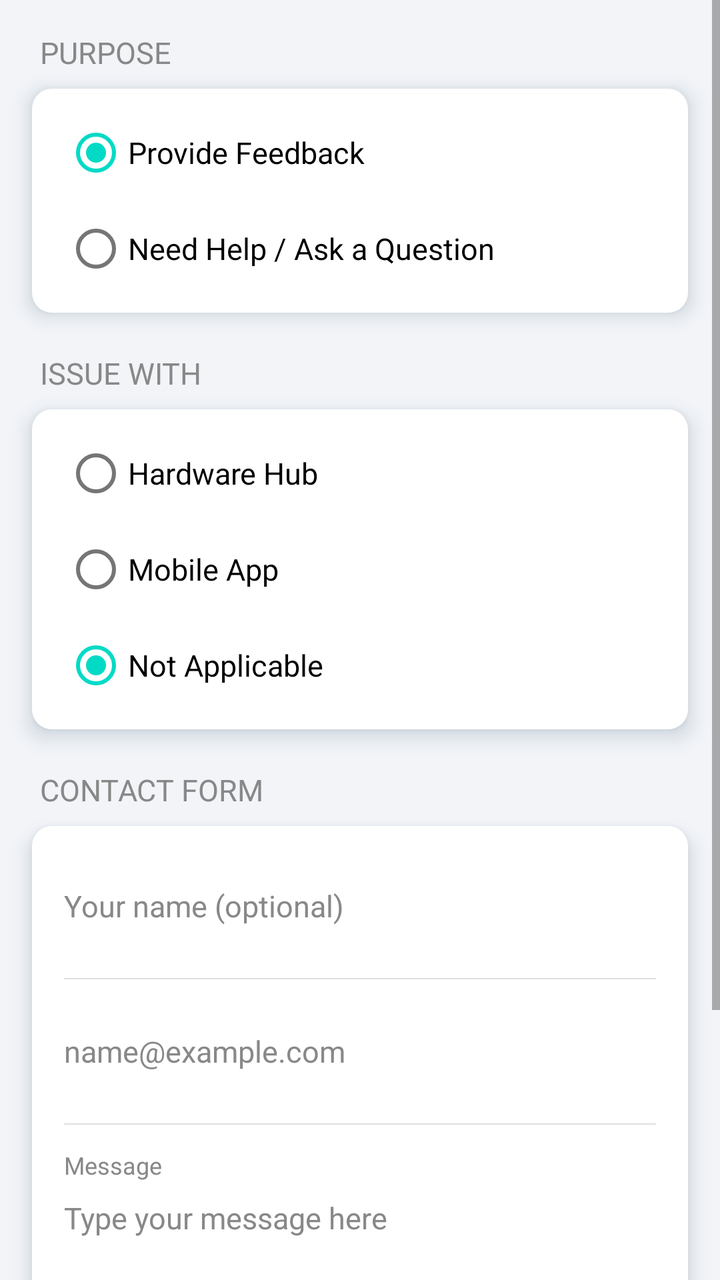
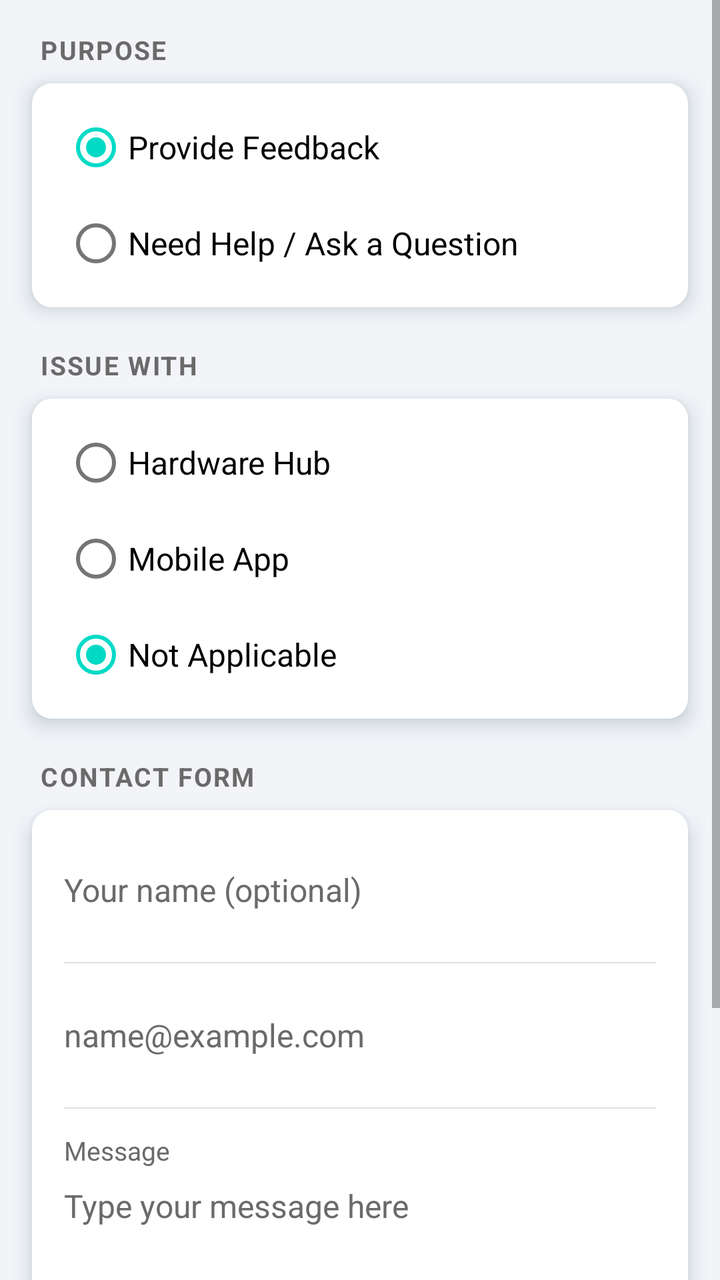

Compare the two renders of this Android layout. The source of the first and the diff that turns it into the second are given below.
<!-- AndroidManifest.xml: application theme Theme.AquaSense -->
<!-- res/layout/fragment_contact_form.xml -->
<?xml version="1.0" encoding="utf-8"?>
<ScrollView xmlns:android="http://schemas.android.com/apk/res/android"
    xmlns:app="http://schemas.android.com/apk/res-auto"
    android:layout_width="match_parent"
    android:layout_height="match_parent"
    android:fillViewport="true">

    <LinearLayout
        android:layout_width="match_parent"
        android:layout_height="wrap_content"
        android:clipToPadding="false"
        android:orientation="vertical"
        android:padding="16dp">

        <TextView
            android:layout_width="wrap_content"
            android:layout_height="wrap_content"
            android:layout_marginBottom="8dp"
            android:layout_marginStart="4dp"
            android:text="@string/contact_purpose"
            android:textAllCaps="true"
            android:textColor="@color/text_secondary"
            android:textSize="15sp" />

        <LinearLayout
            android:layout_width="match_parent"
            android:layout_height="wrap_content"
            android:layout_marginBottom="20dp"
            android:background="@drawable/bg_settings_card"
            style="@style/Widget.AquaSense.Card"
            android:orientation="vertical"
            android:paddingStart="16dp"
            android:paddingEnd="16dp"
            android:paddingTop="8dp"
            android:paddingBottom="8dp">

            <RadioGroup
                android:id="@+id/rgContactPurpose"
                android:layout_width="match_parent"
                android:layout_height="wrap_content"
                android:orientation="vertical">

                <RadioButton
                    android:id="@+id/rbContactFeedback"
                    android:layout_width="match_parent"
                    android:layout_height="wrap_content"
                    android:checked="true"
                    android:gravity="center_vertical"
                    android:minHeight="48dp"
                    android:text="@string/contact_purpose_feedback"
                    android:textColor="@color/text_primary"
                    android:textSize="15sp" />

                <RadioButton
                    android:id="@+id/rbContactSupport"
                    android:layout_width="match_parent"
                    android:layout_height="wrap_content"
                    android:gravity="center_vertical"
                    android:minHeight="48dp"
                    android:text="@string/contact_purpose_support"
                    android:textColor="@color/text_primary"
                    android:textSize="15sp" />

            </RadioGroup>

        </LinearLayout>

        <TextView
            android:layout_width="wrap_content"
            android:layout_height="wrap_content"
            android:layout_marginBottom="8dp"
            android:layout_marginStart="4dp"
            android:text="@string/contact_issue_with"
            android:textAllCaps="true"
            android:textColor="@color/text_secondary"
            android:textSize="15sp" />

        <LinearLayout
            android:layout_width="match_parent"
            android:layout_height="wrap_content"
            android:layout_marginBottom="20dp"
            android:background="@drawable/bg_settings_card"
            style="@style/Widget.AquaSense.Card"
            android:orientation="vertical"
            android:paddingStart="16dp"
            android:paddingEnd="16dp"
            android:paddingTop="8dp"
            android:paddingBottom="8dp">

            <RadioGroup
                android:id="@+id/rgContactIssue"
                android:layout_width="match_parent"
                android:layout_height="wrap_content"
                android:orientation="vertical">

                <RadioButton
                    android:id="@+id/rbIssueHardware"
                    android:layout_width="match_parent"
                    android:layout_height="wrap_content"
                    android:gravity="center_vertical"
                    android:minHeight="48dp"
                    android:text="@string/contact_issue_hardware"
                    android:textColor="@color/text_primary"
                    android:textSize="15sp" />

                <RadioButton
                    android:id="@+id/rbIssueApp"
                    android:layout_width="match_parent"
                    android:layout_height="wrap_content"
                    android:gravity="center_vertical"
                    android:minHeight="48dp"
                    android:text="@string/contact_issue_app"
                    android:textColor="@color/text_primary"
                    android:textSize="15sp" />

                <RadioButton
                    android:id="@+id/rbIssueNa"
                    android:layout_width="match_parent"
                    android:layout_height="wrap_content"
                    android:checked="true"
                    android:gravity="center_vertical"
                    android:minHeight="48dp"
                    android:text="@string/contact_issue_na"
                    android:textColor="@color/text_primary"
                    android:textSize="15sp" />

            </RadioGroup>

        </LinearLayout>

        <TextView
            android:layout_width="wrap_content"
            android:layout_height="wrap_content"
            android:layout_marginBottom="8dp"
            android:layout_marginStart="4dp"
            android:text="@string/contact_form"
            android:textAllCaps="true"
            android:textColor="@color/text_secondary"
            android:textSize="15sp" />

        <LinearLayout
            android:layout_width="match_parent"
            android:layout_height="wrap_content"
            android:layout_marginBottom="20dp"
            android:background="@drawable/bg_settings_card"
            style="@style/Widget.AquaSense.Card"
            android:orientation="vertical"
            android:padding="16dp">

            <EditText
                android:id="@+id/etContactName"
                android:layout_width="match_parent"
                android:layout_height="wrap_content"
                android:layout_marginBottom="12dp"
                android:background="@android:color/transparent"
                android:hint="@string/contact_name"
                android:importantForAutofill="no"
                android:inputType="textPersonName"
                android:maxLength="100"
                android:minHeight="48dp"
                android:textColor="@color/text_primary"
                android:textColorHint="@color/text_secondary"
                android:textSize="15sp" />

            <View
                android:layout_width="match_parent"
                android:layout_height="0.5dp"
                android:layout_marginBottom="12dp"
                android:background="@color/divider" />

            <EditText
                android:id="@+id/etContactEmail"
                android:layout_width="match_parent"
                android:layout_height="wrap_content"
                android:layout_marginBottom="12dp"
                android:background="@android:color/transparent"
                android:hint="@string/email_hint"
                android:importantForAutofill="no"
                android:inputType="textEmailAddress"
                android:maxLength="100"
                android:minHeight="48dp"
                android:textColor="@color/text_primary"
                android:textColorHint="@color/text_secondary"
                android:textSize="15sp" />

            <View
                android:layout_width="match_parent"
                android:layout_height="0.5dp"
                android:layout_marginBottom="12dp"
                android:background="@color/divider" />

            <TextView
                android:layout_width="wrap_content"
                android:layout_height="wrap_content"
                android:layout_marginBottom="8dp"
                android:text="@string/contact_message"
                android:textColor="@color/text_secondary"
                android:textSize="12sp" />

            <EditText
                android:id="@+id/etContactMessage"
                android:layout_width="match_parent"
                android:layout_height="wrap_content"
                android:background="@android:color/transparent"
                android:gravity="top|start"
                android:hint="@string/contact_message_hint"
                android:importantForAutofill="no"
                android:inputType="textMultiLine|textCapSentences"
                android:minLines="6"
                android:textColor="@color/text_primary"
                android:textColorHint="@color/text_secondary"
                android:textSize="15sp" />

        </LinearLayout>

        <com.google.android.material.button.MaterialButton
            android:id="@+id/btnSendContact"
            android:layout_width="match_parent"
            android:layout_height="52dp"
            android:background="@drawable/bg_auth_primary_button"
            android:text="@string/contact_send"
            android:textAllCaps="false"
            android:textColor="@color/white"
            android:textSize="15sp"
            app:backgroundTint="@null" />

    </LinearLayout>

</ScrollView>
<!-- resources referenced by this layout -->
<resources>
  <color name="divider">#FFE0E0E0</color>
  <color name="text_primary">#FF000000</color>
  <color name="text_secondary">#FF888888</color>
  <color name="white">#FFFFFFFF</color>
  <!-- drawable bg_auth_primary_button (drawable) -->
  <?xml version="1.0" encoding="utf-8"?>
  <shape xmlns:android="http://schemas.android.com/apk/res/android"
      android:shape="rectangle">
      <gradient
          android:angle="0"
          android:endColor="@color/launcher_ocean_end"
          android:startColor="@color/accent" />
      <corners android:radius="14dp" />
  </shape>
  <!-- drawable bg_settings_card (drawable) -->
  <?xml version="1.0" encoding="utf-8"?>
  <shape xmlns:android="http://schemas.android.com/apk/res/android"
      android:shape="rectangle">
      <solid android:color="@color/card_background" />
      <corners android:radius="10dp" />
  </shape>
  <string name="contact_form">Contact Form</string>
  <string name="contact_issue_app">Mobile App</string>
  <string name="contact_issue_hardware">Hardware Hub</string>
  <string name="contact_issue_na">Not Applicable</string>
  <string name="contact_issue_with">Issue with</string>
  <string name="contact_message">Message</string>
  <string name="contact_message_hint">Type your message here</string>
  <string name="contact_name">Your name (optional)</string>
  <string name="contact_purpose">Purpose</string>
  <string name="contact_purpose_feedback">Provide Feedback</string>
  <string name="contact_purpose_support">Need Help / Ask a Question</string>
  <string name="contact_send">SEND</string>
  <string name="email_hint">name@example.com</string>
  <style name="Widget.AquaSense.Card" parent="">
          <item name="android:elevation">6dp</item>
          <item name="android:outlineAmbientShadowColor">@color/card_shadow</item>
          <item name="android:outlineSpotShadowColor">@color/card_shadow</item>
      </style>
  <style name="Theme.AquaSense" parent="Base.Theme.AquaSense" />
  <color name="launcher_ocean_end">#FF0A3A6B</color>
  <color name="accent">#158AC0</color>
  <color name="card_background">#FFFFFFFF</color>
  <color name="card_shadow">#FF123A4D</color>
  <style name="Base.Theme.AquaSense" parent="Theme.MaterialComponents.DayNight.NoActionBar">
          
          <item name="android:windowBackground">@color/background</item>
          <item name="android:colorBackground">@color/background</item>
          
          <item name="android:statusBarColor">@color/toolbar_gradient_start</item>
          <item name="android:windowLightStatusBar">@bool/light_status_bar_icons</item>
      </style>
  <color name="background">#FFF2F4F8</color>
  <color name="toolbar_gradient_start">#FFC1DFE0</color>
</resources>

<!-- the commit's change to res/layout/fragment_contact_form.xml (unified diff, before → after) -->
@@ -18,9 +18,7 @@
             android:layout_marginBottom="8dp"
             android:layout_marginStart="4dp"
             android:text="@string/contact_purpose"
-            android:textAllCaps="true"
-            android:textColor="@color/text_secondary"
-            android:textSize="15sp" />
+            android:textAppearance="@style/TextAppearance.AquaSense.SectionHeader" />
 
         <LinearLayout
             android:layout_width="match_parent"
@@ -48,8 +46,7 @@
                     android:gravity="center_vertical"
                     android:minHeight="48dp"
                     android:text="@string/contact_purpose_feedback"
-                    android:textColor="@color/text_primary"
-                    android:textSize="15sp" />
+                    android:textAppearance="@style/TextAppearance.AquaSense.RowTitle" />
 
                 <RadioButton
                     android:id="@+id/rbContactSupport"
@@ -58,8 +55,7 @@
                     android:gravity="center_vertical"
                     android:minHeight="48dp"
                     android:text="@string/contact_purpose_support"
-                    android:textColor="@color/text_primary"
-                    android:textSize="15sp" />
+                    android:textAppearance="@style/TextAppearance.AquaSense.RowTitle" />
 
             </RadioGroup>
 
@@ -71,9 +67,7 @@
             android:layout_marginBottom="8dp"
             android:layout_marginStart="4dp"
             android:text="@string/contact_issue_with"
-            android:textAllCaps="true"
-            android:textColor="@color/text_secondary"
-            android:textSize="15sp" />
+            android:textAppearance="@style/TextAppearance.AquaSense.SectionHeader" />
 
         <LinearLayout
             android:layout_width="match_parent"
@@ -100,8 +94,7 @@
                     android:gravity="center_vertical"
                     android:minHeight="48dp"
                     android:text="@string/contact_issue_hardware"
-                    android:textColor="@color/text_primary"
-                    android:textSize="15sp" />
+                    android:textAppearance="@style/TextAppearance.AquaSense.RowTitle" />
 
                 <RadioButton
                     android:id="@+id/rbIssueApp"
@@ -110,8 +103,7 @@
                     android:gravity="center_vertical"
                     android:minHeight="48dp"
                     android:text="@string/contact_issue_app"
-                    android:textColor="@color/text_primary"
-                    android:textSize="15sp" />
+                    android:textAppearance="@style/TextAppearance.AquaSense.RowTitle" />
 
                 <RadioButton
                     android:id="@+id/rbIssueNa"
@@ -121,8 +113,7 @@
                     android:gravity="center_vertical"
                     android:minHeight="48dp"
                     android:text="@string/contact_issue_na"
-                    android:textColor="@color/text_primary"
-                    android:textSize="15sp" />
+                    android:textAppearance="@style/TextAppearance.AquaSense.RowTitle" />
 
             </RadioGroup>
 
@@ -134,9 +125,7 @@
             android:layout_marginBottom="8dp"
             android:layout_marginStart="4dp"
             android:text="@string/contact_form"
-            android:textAllCaps="true"
-            android:textColor="@color/text_secondary"
-            android:textSize="15sp" />
+            android:textAppearance="@style/TextAppearance.AquaSense.SectionHeader" />
 
         <LinearLayout
             android:layout_width="match_parent"
@@ -158,9 +147,8 @@
                 android:inputType="textPersonName"
                 android:maxLength="100"
                 android:minHeight="48dp"
-                android:textColor="@color/text_primary"
                 android:textColorHint="@color/text_secondary"
-                android:textSize="15sp" />
+                android:textAppearance="@style/TextAppearance.AquaSense.FieldInput" />
 
             <View
                 android:layout_width="match_parent"
@@ -179,9 +167,8 @@
                 android:inputType="textEmailAddress"
                 android:maxLength="100"
                 android:minHeight="48dp"
-                android:textColor="@color/text_primary"
                 android:textColorHint="@color/text_secondary"
-                android:textSize="15sp" />
+                android:textAppearance="@style/TextAppearance.AquaSense.FieldInput" />
 
             <View
                 android:layout_width="match_parent"
@@ -194,8 +181,7 @@
                 android:layout_height="wrap_content"
                 android:layout_marginBottom="8dp"
                 android:text="@string/contact_message"
-                android:textColor="@color/text_secondary"
-                android:textSize="12sp" />
+                android:textAppearance="@style/TextAppearance.AquaSense.RowDesc" />
 
             <EditText
                 android:id="@+id/etContactMessage"
@@ -207,16 +193,16 @@
                 android:importantForAutofill="no"
                 android:inputType="textMultiLine|textCapSentences"
                 android:minLines="6"
-                android:textColor="@color/text_primary"
                 android:textColorHint="@color/text_secondary"
-                android:textSize="15sp" />
+                android:textAppearance="@style/TextAppearance.AquaSense.FieldInput" />
 
         </LinearLayout>
 
         <com.google.android.material.button.MaterialButton
             android:id="@+id/btnSendContact"
             android:layout_width="match_parent"
-            android:layout_height="52dp"
+            android:layout_height="wrap_content"
+            android:minHeight="52dp"
             android:background="@drawable/bg_auth_primary_button"
             android:text="@string/contact_send"
             android:textAllCaps="false"
<!-- resource entries referenced after the edit -->
@@ -2,7 +2,7 @@
 <resources>
   <color name="divider">#FFE0E0E0</color>
   <color name="text_primary">#FF000000</color>
-  <color name="text_secondary">#FF888888</color>
+  <color name="text_secondary">#FF6B6A6A</color>
   <color name="white">#FFFFFFFF</color>
   <!-- drawable bg_auth_primary_button (drawable) -->
   <?xml version="1.0" encoding="utf-8"?>
@@ -34,6 +34,25 @@
   <string name="contact_purpose_support">Need Help / Ask a Question</string>
   <string name="contact_send">SEND</string>
   <string name="email_hint">name@example.com</string>
+  <style name="TextAppearance.AquaSense.FieldInput" parent="TextAppearance.AppCompat">
+          <item name="android:textSize">16sp</item>
+          <item name="android:textColor">@color/text_primary</item>
+      </style>
+  <style name="TextAppearance.AquaSense.RowDesc" parent="TextAppearance.AppCompat">
+          <item name="android:textSize">13sp</item>
+          <item name="android:textColor">@color/text_secondary</item>
+      </style>
+  <style name="TextAppearance.AquaSense.RowTitle" parent="TextAppearance.AppCompat">
+          <item name="android:textSize">16sp</item>
+          <item name="android:textColor">@color/text_primary</item>
+      </style>
+  <style name="TextAppearance.AquaSense.SectionHeader" parent="TextAppearance.AppCompat">
+          <item name="android:textSize">13sp</item>
+          <item name="android:textAllCaps">true</item>
+          <item name="android:textStyle">bold</item>
+          <item name="android:letterSpacing">0.06</item>
+          <item name="android:textColor">@color/text_secondary</item>
+      </style>
   <style name="Widget.AquaSense.Card" parent="">
           <item name="android:elevation">6dp</item>
           <item name="android:outlineAmbientShadowColor">@color/card_shadow</item>
